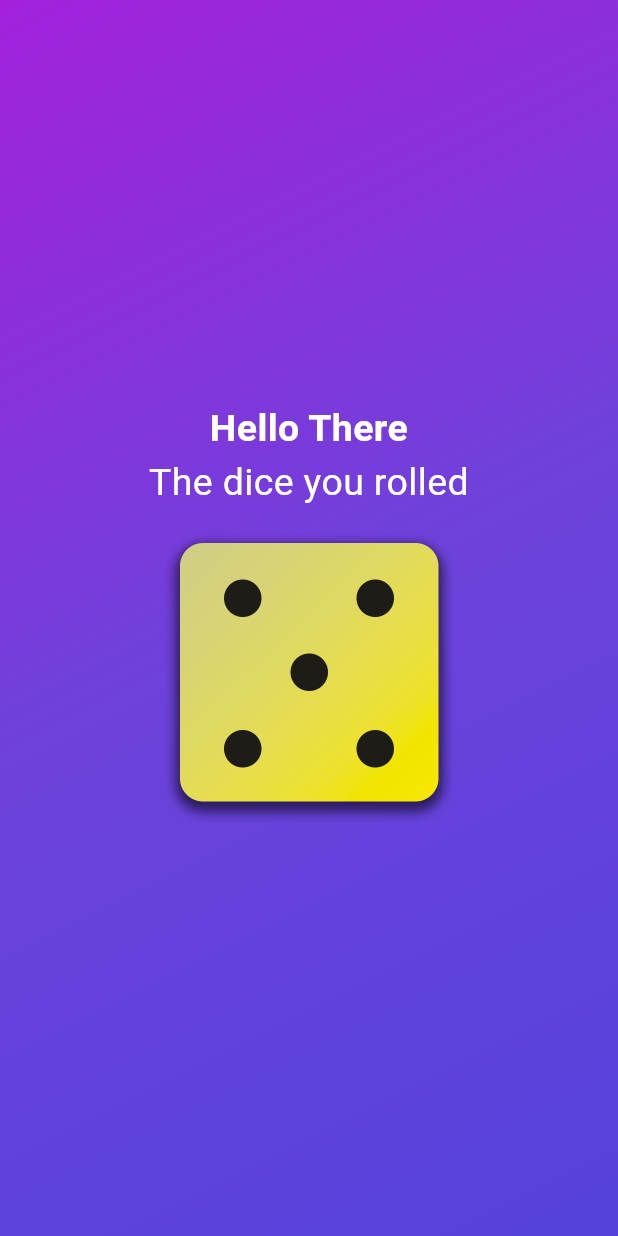
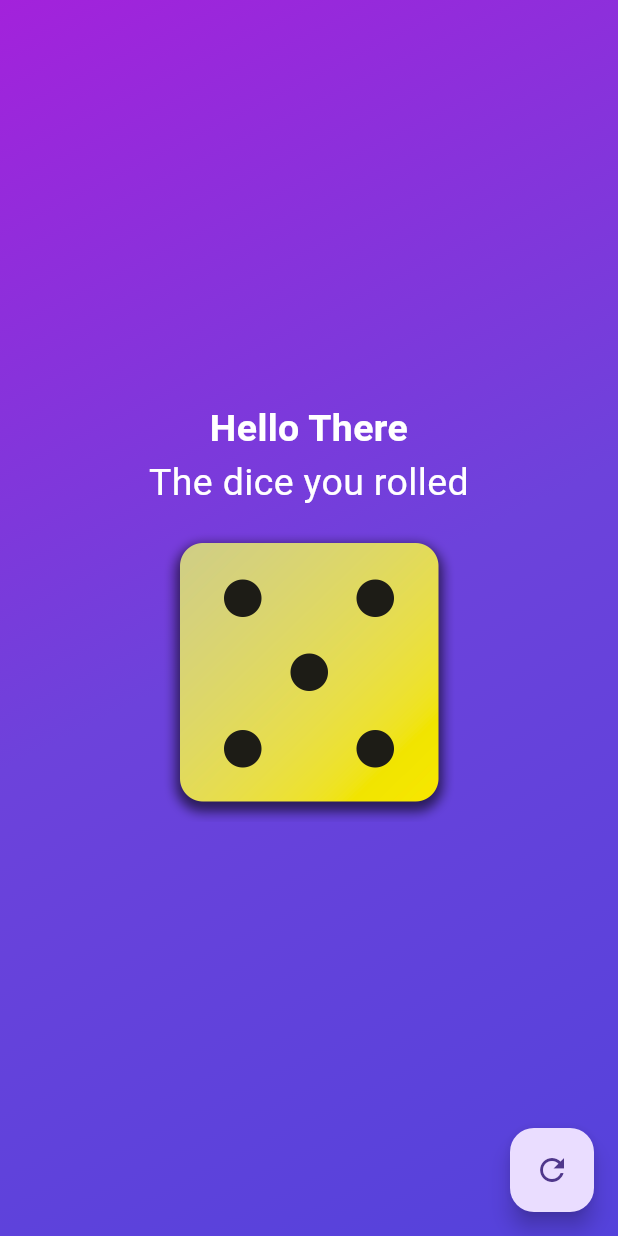
Before and after one commit to MohamedAshrafz/roll_dice, a Flutter app: the screen it shows after launch, after a tap on "Roll Dice", on a phone screen of 412 x 824 dp. Run offline on Flutter 3.47's test engine with Material 2 defaults, Android fonts, the phone set to English and light mode, and no system bars.

Commit message:
adding reset button and some tooltips

```diff
--- a/lib/dice_icon_button.dart
+++ b/lib/dice_icon_button.dart
@@ -1,32 +1,39 @@
 import 'package:flutter/material.dart';
 
 class DiceIconButton extends StatelessWidget {
-  const DiceIconButton({super.key, required this.rollDiceFunction, required this.rolledNumber});
+  const DiceIconButton({
+    super.key,
+    required this.rollDiceFunction,
+    required this.rolledNumber,
+    required this.isDiceRolled,
+  });
 
-  final Function() rollDiceFunction;
+  final VoidCallback rollDiceFunction;
   final int rolledNumber;
+  final bool isDiceRolled;
 
   @override
   Widget build(BuildContext context) {
     Widget childIcon;
 
-    if (rolledNumber > 0 && rolledNumber < 7) {
+    if (isDiceRolled) {
       childIcon = Image.asset(
         "assets/images/dice-$rolledNumber.png",
         width: 200,
         height: 200,
       );
     } else {
-      childIcon = IconButton(
+      childIcon = ElevatedButton(
         onPressed: rollDiceFunction,
-        icon: const Text(
+        child: const Text(
           "Roll Dice",
-          style: TextStyle(fontSize: 25.0, color: Colors.white),
+          style: TextStyle(fontSize: 25.0),
         ),
       );
     }
 
     return IconButton(
+      tooltip: isDiceRolled? "Dice rolled in this try":"Roll dice",
       onPressed: rollDiceFunction,
       icon: SizedBox(
         width: 200,
--- a/lib/home_page.dart
+++ b/lib/home_page.dart
@@ -36,8 +36,24 @@ class _HomePageState extends State<HomeScreenWidget> {
     });
   }
 
+  void _resetApp() {
+    setState(() {
+      _diceRolledNumber = 0;
+    });
+  }
+
   @override
   Widget build(BuildContext context) {
+    String additionalText;
+    bool diceIsAlreadyRolled;
+    if (_diceRolledNumber > 0 && _diceRolledNumber < 7) {
+      additionalText = "The dice you rolled";
+      diceIsAlreadyRolled = true;
+    } else {
+      additionalText = "Please roll the dice";
+      diceIsAlreadyRolled = false;
+    }
+
     return Scaffold(
       body: Container(
         // to make the container takes all the screen size
@@ -61,18 +77,24 @@ class _HomePageState extends State<HomeScreenWidget> {
                 fontWeight: FontWeight.bold,
               ),
             ),
-            const Text(
-              "The dice you rolled",
+            Text(
+              additionalText,
               textAlign: TextAlign.center,
-              style: TextStyle(fontSize: 25.0, color: Colors.white),
+              style: const TextStyle(fontSize: 25.0, color: Colors.white),
             ),
             DiceIconButton(
               rollDiceFunction: _rollDice,
               rolledNumber: _diceRolledNumber,
+              isDiceRolled: diceIsAlreadyRolled,
             ),
           ],
         ),
       ),
+      floatingActionButton: FloatingActionButton(
+        tooltip: "Reset the app",
+        onPressed: _resetApp,
+        child: const Icon(Icons.refresh),
+      ),
     );
   }
 }
```
